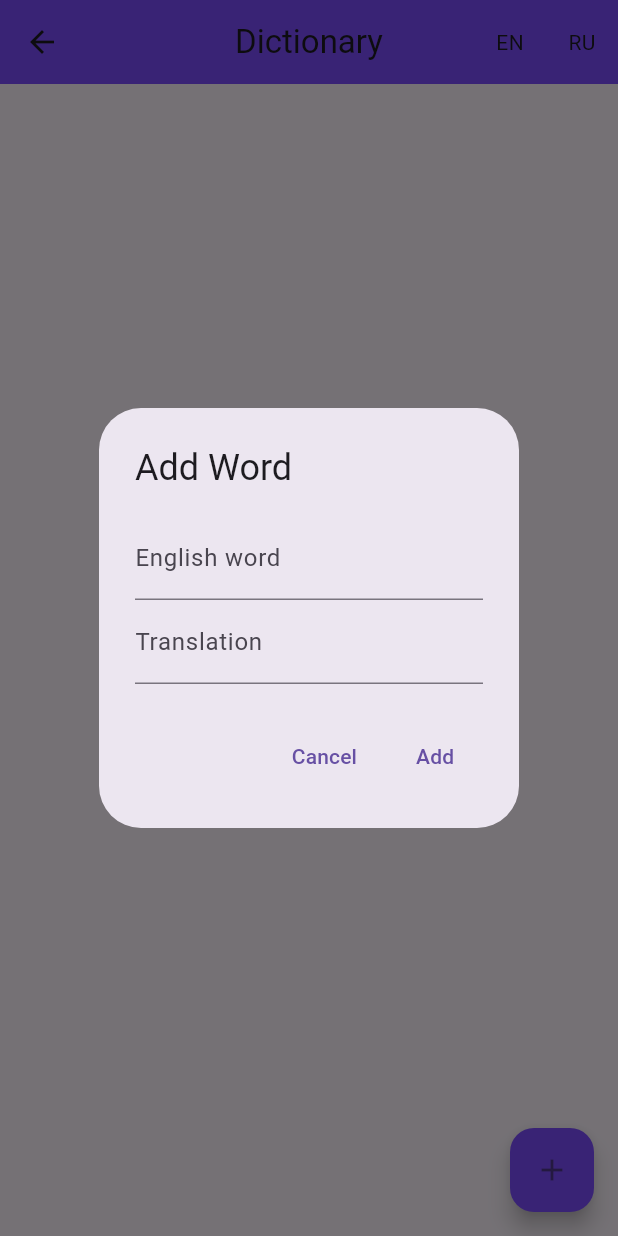
After one commit to detla4796/Detlingo, a Flutter app: the Dictionary screen opened directly, after a tap on the "add" icon, on a phone screen of 412 x 824 dp. The commit adds this screen. Run offline on Flutter 3.47's test engine with Material 3 defaults, Android fonts, the phone set to English and light mode, and no system bars.

Commit message:
Add Dictionary

```diff
--- /dev/null
+++ b/lib/dictionary.dart
@@ -0,0 +1,226 @@
+import 'package:flutter/material.dart';
+
+class Dictionary extends StatefulWidget {
+  const Dictionary({super.key});
+
+  @override
+  State<Dictionary> createState() => _DictionaryState();
+}
+
+class Words {
+  String englishWord;
+  String translation;
+
+  Words(this.englishWord, this.translation);
+}
+
+class _DictionaryState extends State<Dictionary> {
+  final TextEditingController englishController = TextEditingController();
+  final TextEditingController translationController = TextEditingController();
+  final List<Words> words = [];
+
+  void sortEng() {
+    setState(() {
+      words.sort((a, b) => a.englishWord.toLowerCase().compareTo(b.englishWord.toLowerCase()));
+    });
+  }
+
+  void sortRus() {
+    setState(() {
+      words.sort((a, b) => a.translation.toLowerCase().compareTo(b.translation.toLowerCase()));
+    });
+  }
+  void addWord() {
+    showDialog(
+      barrierDismissible: false,
+      context: context,
+      builder: (context) {
+        return AlertDialog(
+          title: Text('Add Word'),
+          content: Column(
+            mainAxisSize: MainAxisSize.min,
+            children: [
+              TextField(
+                controller: englishController,
+                decoration: InputDecoration(
+                  labelText: 'English word',
+                ),
+              ),
+              TextField(
+                controller: translationController,
+                decoration: InputDecoration(
+                  labelText: 'Translation',
+                ),
+              ),
+            ],
+          ),
+          actions: [
+            TextButton(
+              onPressed: () {
+                Navigator.of(context).pop();
+                englishController.clear();
+                translationController.clear();
+              },
+              child: Text('Cancel'),
+            ),
+            TextButton(
+              onPressed: () {
+                if (englishController.text.isNotEmpty && translationController.text.isNotEmpty) {
+                  setState(() {
+                    words.add(Words(englishController.text, translationController.text));
+                  });
+                  Navigator.of(context).pop();
+                  englishController.clear();
+                  translationController.clear();
+                }
+                else {
+                  ScaffoldMessenger.of(context).showSnackBar(
+                    SnackBar(
+                      content: Text('Please fill in both fields', style: TextStyle(color: Colors.black)),
+                      duration: Duration(seconds: 2),
+                      backgroundColor: Colors.deepPurpleAccent,
+                    ),
+                  );
+                }
+              },
+              child: Text('Add'),
+            ),
+          ],
+        );
+      }
+    );
+  }
+
+  void editWord(int index) {
+    englishController.text = words[index].englishWord;
+    translationController.text = words[index].translation;
+    showDialog(
+      barrierDismissible: false,
+      context: context,
+      builder: (context) {
+        return AlertDialog(
+          title: Text('Edit Word'),
+          content: Column(
+            mainAxisSize: MainAxisSize.min,
+            children: [
+              TextField(
+                controller: englishController,
+                decoration: InputDecoration(
+                  labelText: 'English word',
+                ),
+              ),
+              TextField(
+                controller: translationController,
+                decoration: InputDecoration(
+                  labelText: 'Translation',
+                ),
+              ),
+            ],
+          ),
+          actions: [
+            TextButton(
+              onPressed: () {
+                Navigator.of(context).pop();
+                englishController.clear();
+                translationController.clear();
+              },
+              child: Text('Cancel'),
+            ),
+            TextButton(
+              onPressed: () {
+                if (englishController.text.isNotEmpty && translationController.text.isNotEmpty) {
+                  setState(() {
+                    words[index] = Words(englishController.text, translationController.text);
+                  });
+                  Navigator.of(context).pop();
+                  englishController.clear();
+                  translationController.clear();
+                } else {
+                  ScaffoldMessenger.of(context).showSnackBar(
+                    SnackBar(
+                      content: Text(
+                        'Please fill in both fields',
+                        style: TextStyle(color: Colors.black),
+                      ),
+                      duration: Duration(seconds: 2),
+                      backgroundColor: Colors.deepPurpleAccent,
+                    ),
+                  );
+                }
+              },
+              child: Text('Save'),
+            ),
+          ],
+        );
+      },
+    );
+  }
+
+  @override
+  void dispose() {
+    englishController.dispose();
+    translationController.dispose();
+    super.dispose();
+  }
+
+  @override
+  Widget build(BuildContext context) {
+    return Scaffold(
+      appBar: AppBar(
+        title: Text('Dictionary'),
+        backgroundColor: Colors.deepPurpleAccent,
+        centerTitle: true,
+        actions: [
+          IconButton(
+            icon: Text("EN"),
+            onPressed: sortEng,
+          ),
+          IconButton(
+            icon: Text("RU"),
+            onPressed: sortRus,
+          ),
+        ],
+      ),
+      body: ListView.builder(
+        itemCount: words.length,
+        itemBuilder: (context, index) {
+          return Card(
+            margin: EdgeInsets.all(8),
+            child: ListTile(
+              leading: Text(
+                '${index + 1}',
+                style: TextStyle(fontSize: 20, fontWeight: FontWeight.bold),
+              ),
+              title: Text('English: ${words[index].englishWord}'),
+              subtitle: Text('Translation: ${words[index].translation}'),
+              trailing: Row(
+                mainAxisSize: MainAxisSize.min,
+                children: [
+                  IconButton(
+                    icon: Icon(Icons.edit, color: Colors.blue),
+                    tooltip: 'Edit',
+                    onPressed: () => editWord(index),
+                  ),
+                  IconButton(
+                    icon: Icon(Icons.delete, color: Colors.red),
+                    tooltip: 'Delete',
+                    onPressed: () {
+                      setState(() {
+                        words.removeAt(index);
+                      });
+                    },
+                  ),
+                ],
+              ),
+            ),
+          );
+        },
+      ),
+      floatingActionButton: FloatingActionButton(
+        onPressed: addWord,
+        backgroundColor: Colors.deepPurpleAccent,
+        child: Icon(Icons.add),
+      ),
+    );
+  }
+}
```
Also changed, not shown: lib/menu.dart (+6 -1 lines).
